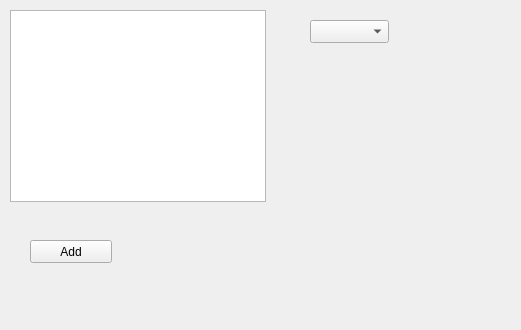
Old version of the form ui/iso.ui in the repository Katana-Steel/multiboot.
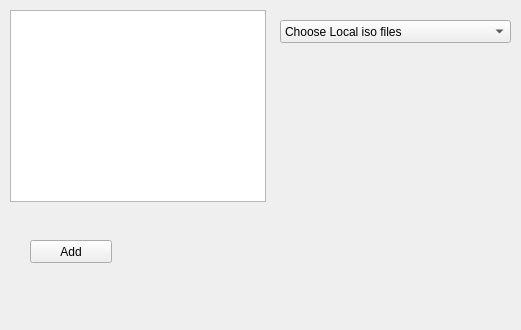
New version of the form.

Diff of the .ui file:
```diff
--- a/ui/iso.ui
+++ b/ui/iso.ui
@@ -16,12 +16,22 @@
   <widget class="QComboBox" name="comboBox">
    <property name="geometry">
     <rect>
-     <x>310</x>
+     <x>280</x>
      <y>20</y>
-     <width>79</width>
+     <width>231</width>
      <height>23</height>
     </rect>
    </property>
+   <item>
+    <property name="text">
+     <string>Choose Local iso files</string>
+    </property>
+   </item>
+   <item>
+    <property name="text">
+     <string>Download from distribution mirror</string>
+    </property>
+   </item>
   </widget>
   <widget class="QPushButton" name="pushButton">
    <property name="geometry">
```
Left out of the diff: 4 changed lines with no effect on the pictures.
